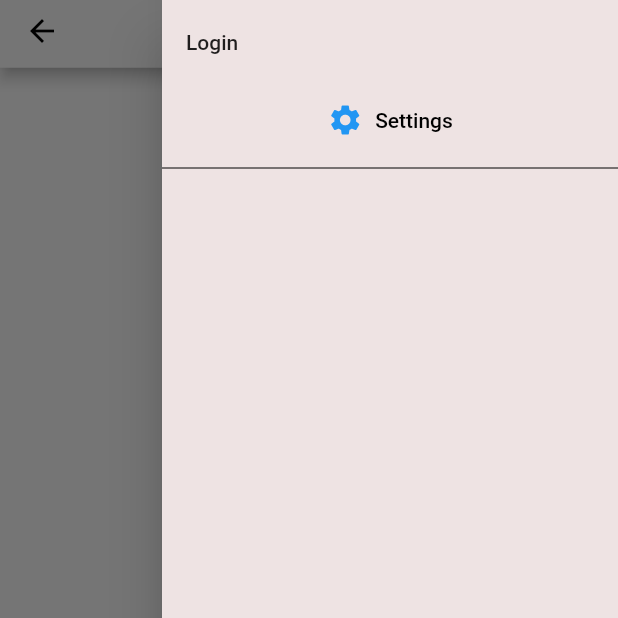
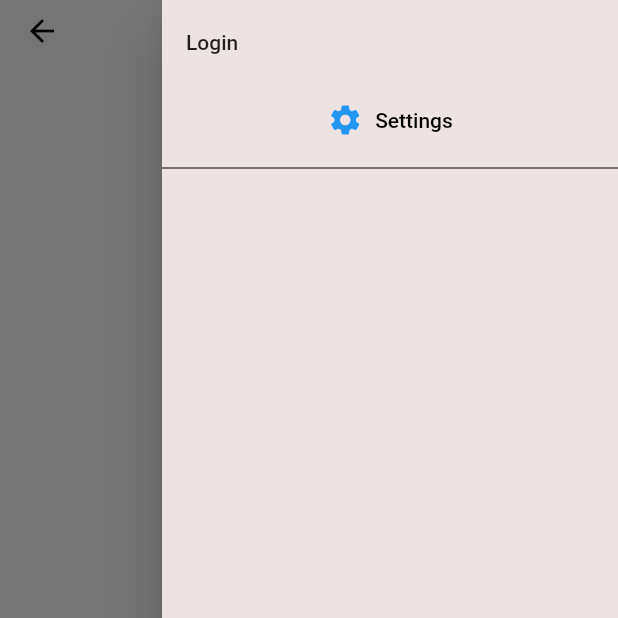
Before and after one commit to haophan1996/nextvoz, a Flutter app: the screen it shows after launch, with the side drawer open, on a phone screen of 412 x 824 dp, the top half of it. Run offline on Flutter 3.47's test engine with Material 2 defaults, Android fonts, the phone set to English and light mode, and no system bars; our stand-ins replace animated_text_kit, dio, expandable, extended_image, flutter_html, get and 4 more; missing offline and left inert: flutter_reaction_button, pinch_zoom_image_last; network calls fail; statements that could not run were skipped.

Commit message:
fix lang'

```diff
--- a/lib/Page/View/ViewUI.dart
+++ b/lib/Page/View/ViewUI.dart
@@ -17,6 +17,7 @@ class ViewUI extends StatelessWidget {
     return Scaffold(
       endDrawer: NaviDrawerUI(),
       appBar: preferredSize(context, Get.find<ViewController>(tag: GlobalController.i.tagView.last).data['subHeader']),
+      backgroundColor: Theme.of(context).backgroundColor,
       body: Stack(
         children: <Widget>[
           Container(
--- a/lib/Page/home/homeUI.dart
+++ b/lib/Page/home/homeUI.dart
@@ -54,11 +54,11 @@ class HomePageUI extends GetView<HomeController> {
 
 theme(String theme, BuildContext context) {
   return Container(
-    color: Theme.of(context).hintColor,
+    color: Theme.of(context).canvasColor,
     child: ListTile(
       title: text(
         theme,
-        TextStyle(color: Colors.white, fontWeight: FontWeight.w900),
+        TextStyle(color: Theme.of(context).primaryColor, fontWeight: FontWeight.w900),
       ),
     ),
   );
--- a/lib/Page/languages.dart
+++ b/lib/Page/languages.dart
@@ -20,13 +20,15 @@ class Language extends Translations{
       'popMess4' : 'You must loggin to react',
       'popMess5' : 'I\'m posting your react',
       'status' : 'Status',
+      'statusLoginFail' : "Incorrect ID/Password or server busy\nIf this continue happens, please restart app and try again",
+      'statusLoginInvalid' : 'Login or Password maybe too short ?',
+      'statusLoginOK' : 'Success',
       'loginMess' : 'Log in your account',
       'loginAccount' : 'Account',
       'loginPassword' : 'Password',
       'login'   : 'Login',
       'logout'  : 'Logout',
       'error'   : 'Error',
-      'fontSizeViewMess' : 'If you are in pageView, you must refresh page to get effect change',
       'fontSizeView' : 'Font size  :   ',
       'unReact' : 'UnReact',
       'react' : 'React ?',
@@ -39,7 +41,7 @@ class Language extends Translations{
     'vi_VN' : {
       'lang'    : 'Ngôn ngữ     : ',
       'setPage' : 'Cài Đặt',
-      'blockQuote'   : 'Quote [Bấm để để xem]: ',
+      'blockQuote'   : 'Quote [Bấm để xem]: ',
       'rep'     : 'Trả lời',
       'loading' : 'Đang láy dữ liệu',
       'loading3': 'Đang láy dữ liệu...',
@@ -51,13 +53,15 @@ class Language extends Translations{
       'popMess4' : 'Bạn phả đăng nhập để react',
       'popMess5' : 'Đang xử lí React',
       'status'  : 'Trang Thái',
+      'statusLoginFail' : "Sai tài khoản/mât khảu hoạc không thể kêt nối tới server/api\nNếu bạn vẩn không đăng nhâp được, hãy thử thoát app và chạy lại",
+      'statusLoginInvalid' : 'Tài khoản hoạc mật khẩu quá ngắn hoặc không hợp lệ',
+      'statusLoginOK' : 'Đăng nhập thành công',
       'loginMess' : 'Hãy Đăng Nhập Vào Tài Khoản Của bạn',
       'loginAccount' : 'Tài Khoản',
       'loginPassword' : 'Mật Khẩu',
       'login'   : 'Đăng Nhập',
       'logout'  : 'Đăng Xuất',
       'error'   : 'Thông Báo Lỗi',
-      'fontSizeViewMess' : 'Nếu bạn đang ở trong mục Post, bạn phải refresh trang để thấy hiệu ứng thay đổi',
       'fontSizeView' : 'Kích Cỡ Chữ:',
       'unReact' : 'Bỏ React',
       'react' : 'Ưng ?',
--- a/lib/theme.dart
+++ b/lib/theme.dart
@@ -4,17 +4,16 @@ import 'package:flutter/services.dart';
 
 class Themes {
   final lightTheme = ThemeData.light().copyWith(
-    primaryColor: Colors.black, // Title
-    backgroundColor: Colors.white,//Color(0xFFE2DEDE),//Colors.grey.shade100,
+    primaryColor: Colors.black,
+    backgroundColor: Colors.white,
     canvasColor: Color(0xFFEEE3E3),
     cardColor: Colors.grey.shade400,
-    hintColor: Color(0xff5c7099),
+    //hintColor: Color(0xff5c7099),
     dividerColor: Colors.grey,
     secondaryHeaderColor: Colors.grey.shade700,
     appBarTheme: AppBarTheme(
-      iconTheme: IconThemeData(
-        color: Colors.black
-      ),
+      elevation: 0,
+      iconTheme: IconThemeData(color: Colors.black),
       centerTitle: true,
       titleSpacing: -2,
       brightness: Brightness.light,
@@ -26,22 +25,24 @@ class Themes {
   );
 
   final darkTheme = ThemeData.dark().copyWith(
-    primaryColor: Colors.grey.shade300, // Title
+    primaryColor: Colors.grey.shade300,
     backgroundColor: Colors.black,
     cardColor: Colors.grey.shade900,
     canvasColor: Color(0xFF343030),
-    hintColor: Color(0xff223447),
+    //hintColor: Color(0xff223447),
     dividerColor: Colors.grey,
     secondaryHeaderColor: Colors.white70,
     appBarTheme: AppBarTheme(
-      iconTheme: IconThemeData(
-          color: Colors.white
-      ),
+      elevation: 0,
+      iconTheme: IconThemeData(color: Colors.white),
       centerTitle: true,
       brightness: Brightness.dark,
       color: Colors.black,
       backwardsCompatibility: false,
-      titleTextStyle: TextStyle(color: Colors.white, fontSize: 16,),
+      titleTextStyle: TextStyle(
+        color: Colors.white,
+        fontSize: 16,
+      ),
       systemOverlayStyle: SystemUiOverlayStyle(statusBarColor: Colors.black, statusBarIconBrightness: Brightness.light),
     ),
   );
--- a/pubspec.yaml
+++ b/pubspec.yaml
@@ -31,7 +31,7 @@ dependencies:
   scrollable_positioned_list: ^0.2.0-nullsafety.0
   animated_text_kit: ^4.2.1
   flutter_reaction_button: ^1.0.8
-  pinch_zoom: ^0.1.0
+  pinch_zoom_image_last: ^0.4.1
 
   webview_flutter: ^2.0.8
   get: ^4.1.4
```
Also changed, not shown: lib/Page/NavigationDrawer/NaviDrawerController.dart (+3 -4 lines), lib/Page/NavigationDrawer/NaviDrawerUI.dart (+1 -6 lines), lib/Page/pageNavigation.dart (+10 -24 lines), lib/Page/reuseWidget.dart (+12 -32 lines), pubspec.lock.
